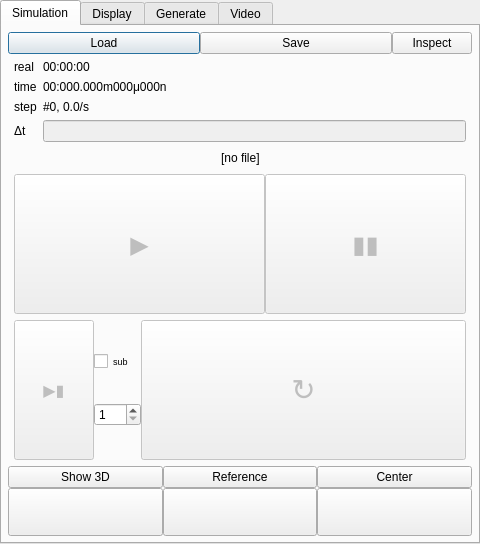
Before: the Qt Designer form gui/qt4/controller.ui in Azeko2xo/woodem, drawn with Qt 5.
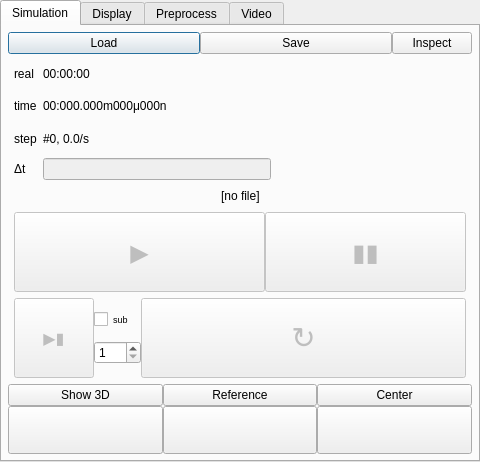
After: the same form once the commit is applied. The open tabs and pages were chosen to show the change. Icons and pictures are not drawn.

Commit message: 1. Add logo to the simulation panel 2. Rename the "Generate" tab to "Preprocess"

```diff
--- a/gui/qt4/controller.ui
+++ b/gui/qt4/controller.ui
@@ -7,7 +7,7 @@
     <x>0</x>
     <y>0</y>
     <width>480</width>
-    <height>544</height>
+    <height>462</height>
    </rect>
   </property>
   <property name="sizePolicy">
@@ -125,22 +125,16 @@
           </layout>
          </item>
          <item>
-          <layout class="QFormLayout" name="formLayout">
+          <layout class="QGridLayout" name="gridLayout_4">
            <property name="sizeConstraint">
-            <enum>QLayout::SetMinimumSize</enum>
-           </property>
-           <property name="fieldGrowthPolicy">
-            <enum>QFormLayout::AllNonFixedFieldsGrow</enum>
-           </property>
-           <property name="horizontalSpacing">
-            <number>6</number>
-           </property>
-           <property name="verticalSpacing">
-            <number>6</number>
+            <enum>QLayout::SetNoConstraint</enum>
            </property>
            <property name="margin">
             <number>6</number>
            </property>
+           <property name="spacing">
+            <number>6</number>
+           </property>
            <item row="0" column="0">
             <widget class="QLabel" name="label_6">
              <property name="text">
@@ -148,56 +142,123 @@
              </property>
             </widget>
            </item>
-           <item row="0" column="1">
+           <item row="0" column="2">
             <widget class="QLabel" name="realTimeLabel">
+             <property name="sizePolicy">
+              <sizepolicy hsizetype="Preferred" vsizetype="Preferred">
+               <horstretch>1</horstretch>
+               <verstretch>0</verstretch>
+              </sizepolicy>
+             </property>
              <property name="text">
               <string>00:00:00</string>
              </property>
             </widget>
            </item>
-           <item row="2" column="0">
-            <widget class="QLabel" name="label_7">
+           <item row="2" column="2">
+            <widget class="QLabel" name="iterLabel">
+             <property name="sizePolicy">
+              <sizepolicy hsizetype="Preferred" vsizetype="Preferred">
+               <horstretch>1</horstretch>
+               <verstretch>0</verstretch>
+              </sizepolicy>
+             </property>
              <property name="text">
-              <string>time</string>
+              <string>#0, 0.0/s</string>
+             </property>
+             <property name="wordWrap">
+              <bool>true</bool>
              </property>
             </widget>
            </item>
-           <item row="2" column="1">
+           <item row="1" column="2">
             <widget class="QLabel" name="virtTimeLabel">
+             <property name="sizePolicy">
+              <sizepolicy hsizetype="Preferred" vsizetype="Preferred">
+               <horstretch>1</horstretch>
+               <verstretch>0</verstretch>
+              </sizepolicy>
+             </property>
              <property name="text">
               <string>00:000.000m000μ000n</string>
              </property>
             </widget>
            </item>
-           <item row="3" column="0">
+           <item row="2" column="0">
             <widget class="QLabel" name="label_8">
              <property name="text">
               <string>step</string>
              </property>
             </widget>
            </item>
-           <item row="3" column="1">
-            <widget class="QLabel" name="iterLabel">
-             <property name="text">
-              <string>#0, 0.0/s</string>
-             </property>
-             <property name="wordWrap">
-              <bool>true</bool>
-             </property>
-            </widget>
-           </item>
-           <item row="4" column="0">
+           <item row="3" column="0">
             <widget class="QLabel" name="label_9">
              <property name="text">
               <string>Δt</string>
              </property>
             </widget>
            </item>
-           <item row="4" column="1">
+           <item row="1" column="0">
+            <widget class="QLabel" name="label_7">
+             <property name="text">
+              <string>time</string>
+             </property>
+            </widget>
+           </item>
+           <item row="0" column="3" rowspan="4" alignment="Qt::AlignLeft|Qt::AlignTop">
+            <widget class="QLabel" name="label_5">
+             <property name="enabled">
+              <bool>false</bool>
+             </property>
+             <property name="sizePolicy">
+              <sizepolicy hsizetype="Fixed" vsizetype="Fixed">
+               <horstretch>0</horstretch>
+               <verstretch>0</verstretch>
+              </sizepolicy>
+             </property>
+             <property name="minimumSize">
+              <size>
+               <width>189</width>
+               <height>120</height>
+              </size>
+             </property>
+             <property name="maximumSize">
+              <size>
+               <width>100</width>
+               <height>100</height>
+              </size>
+             </property>
+             <property name="toolTip">
+              <string>&lt;html&gt;&lt;head/&gt;&lt;body&gt;&lt;p&gt;http://woodem.eu/doc&lt;/p&gt;&lt;/body&gt;&lt;/html&gt;</string>
+             </property>
+             <property name="text">
+              <string/>
+             </property>
+             <property name="pixmap">
+              <pixmap resource="img.qrc">:/img/woodem-logo.png</pixmap>
+             </property>
+             <property name="scaledContents">
+              <bool>true</bool>
+             </property>
+             <property name="wordWrap">
+              <bool>false</bool>
+             </property>
+             <property name="margin">
+              <number>0</number>
+             </property>
+            </widget>
+           </item>
+           <item row="3" column="2">
             <widget class="QLineEdit" name="dtEdit">
              <property name="enabled">
               <bool>false</bool>
              </property>
+             <property name="sizePolicy">
+              <sizepolicy hsizetype="Expanding" vsizetype="Fixed">
+               <horstretch>1</horstretch>
+               <verstretch>0</verstretch>
+              </sizepolicy>
+             </property>
              <property name="focusPolicy">
               <enum>Qt::ClickFocus</enum>
              </property>
@@ -570,7 +631,7 @@
      </widget>
      <widget class="QWidget" name="tab_4">
       <attribute name="title">
-       <string>Generate</string>
+       <string>Preprocess</string>
       </attribute>
       <layout class="QGridLayout" name="gridLayout_6">
        <property name="margin">
```
Left out of the diff: 6 changed lines with no effect on the pictures. The commit also changes 2 other files.
